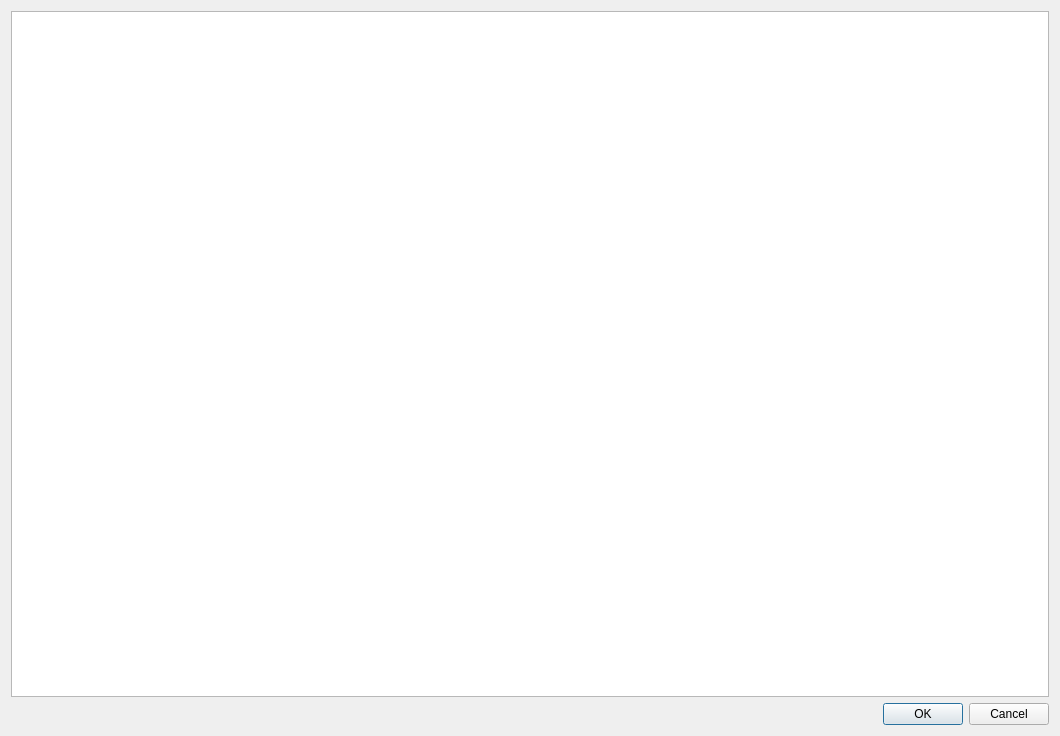
This is src/plugins/lmp/plugins/ppl/tracksselectordialog.ui in 0xd34df00d/leechcraft as Qt 5 draws it before an edit. The edited form follows.
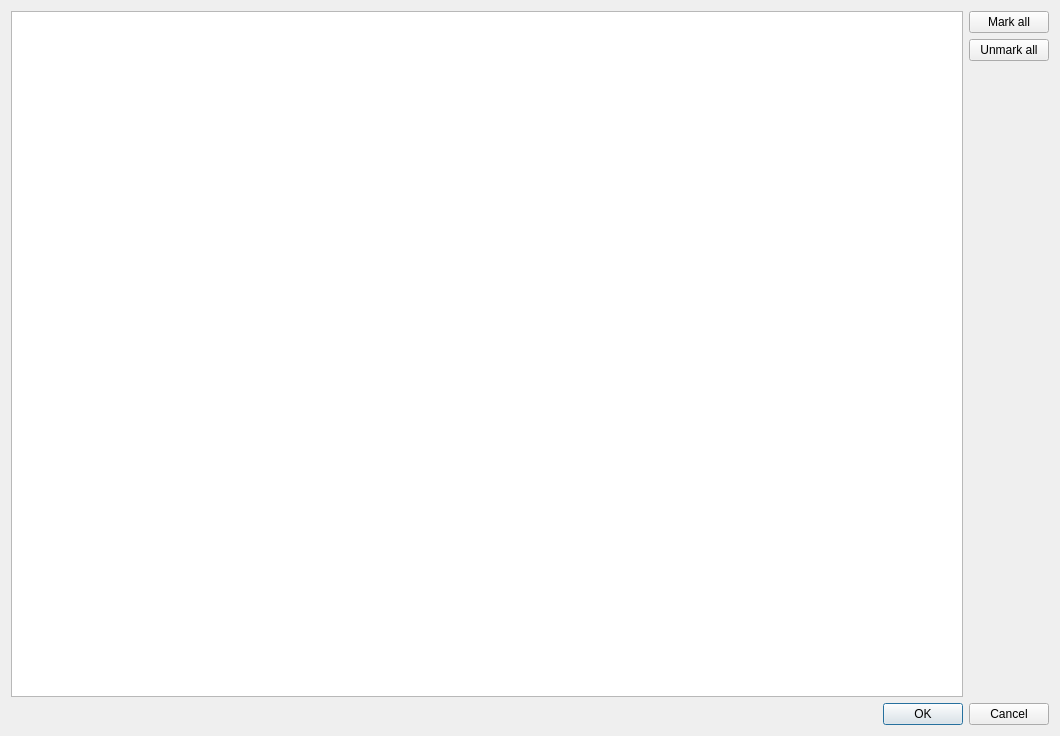
This is the edited form.

Commit message: [LMP PPL] Added mark all / unmark all buttons.

Diff of the .ui file:
```diff
--- a/src/plugins/lmp/plugins/ppl/tracksselectordialog.ui
+++ b/src/plugins/lmp/plugins/ppl/tracksselectordialog.ui
@@ -13,7 +13,9 @@
   <property name="windowTitle">
    <string>Listened tracks</string>
   </property>
-  <layout class="QVBoxLayout" name="verticalLayout">
+  <layout class="QVBoxLayout" name="verticalLayout_2">
+   <item>
+    <layout class="QHBoxLayout" name="horizontalLayout">
    <item>
     <widget class="QTableView" name="Tracks_">
      <attribute name="horizontalHeaderDefaultSectionSize">
@@ -26,6 +28,39 @@
       <number>20</number>
      </attribute>
     </widget>
+     </item>
+     <item>
+      <layout class="QVBoxLayout" name="verticalLayout">
+       <item>
+        <widget class="QPushButton" name="MarkAll_">
+         <property name="text">
+          <string>Mark all</string>
+         </property>
+        </widget>
+       </item>
+       <item>
+        <widget class="QPushButton" name="UnmarkAll_">
+         <property name="text">
+          <string>Unmark all</string>
+         </property>
+        </widget>
+       </item>
+       <item>
+        <spacer name="verticalSpacer">
+         <property name="orientation">
+          <enum>Qt::Vertical</enum>
+         </property>
+         <property name="sizeHint" stdset="0">
+          <size>
+           <width>20</width>
+           <height>40</height>
+          </size>
+         </property>
+        </spacer>
+       </item>
+      </layout>
+     </item>
+    </layout>
    </item>
    <item>
     <widget class="QDialogButtonBox" name="buttonBox">
```
Lines whose indentation alone changed are shown as unchanged. The commit also changes 1 other file.
